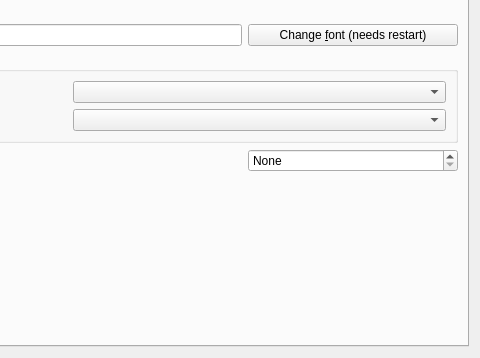
Before: the Qt Designer form src/calibre/gui2/preferences/look_feel.ui in kovidgoyal/calibre, drawn with Qt 5; both pictures show x 340 to 820 and y 188 to 546 of the 820 by 546 pixel window.
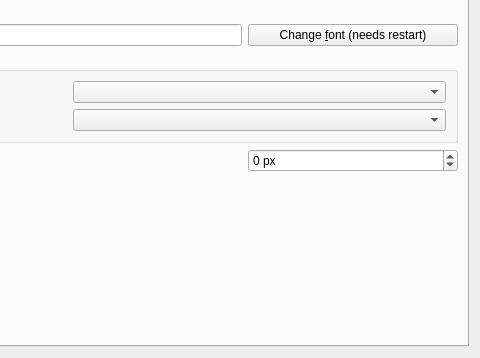
After: the same form once the commit is applied. Icons and pictures are not drawn. Custom widgets are drawn as their Qt base class.

Diff of the .ui file:
```diff
--- a/src/calibre/gui2/preferences/look_feel.ui
+++ b/src/calibre/gui2/preferences/look_feel.ui
@@ -207,18 +207,18 @@
           <string>Extra &amp;spacing to add between rows in the book list:</string>
          </property>
          <property name="buddy">
-          <cstring>opt_extra_row_spacing</cstring>
+          <cstring>opt_book_list_extra_row_spacing</cstring>
          </property>
         </widget>
        </item>
        <item row="8" column="1">
-        <widget class="QSpinBox" name="opt_extra_row_spacing">
-         <property name="specialValueText">
-          <string>None</string>
-         </property>
+        <widget class="QSpinBox" name="opt_book_list_extra_row_spacing">
          <property name="suffix">
           <string> px</string>
          </property>
+         <property name="minimum">
+          <number>-5</number>
+         </property>
         </widget>
        </item>
       </layout>
```
